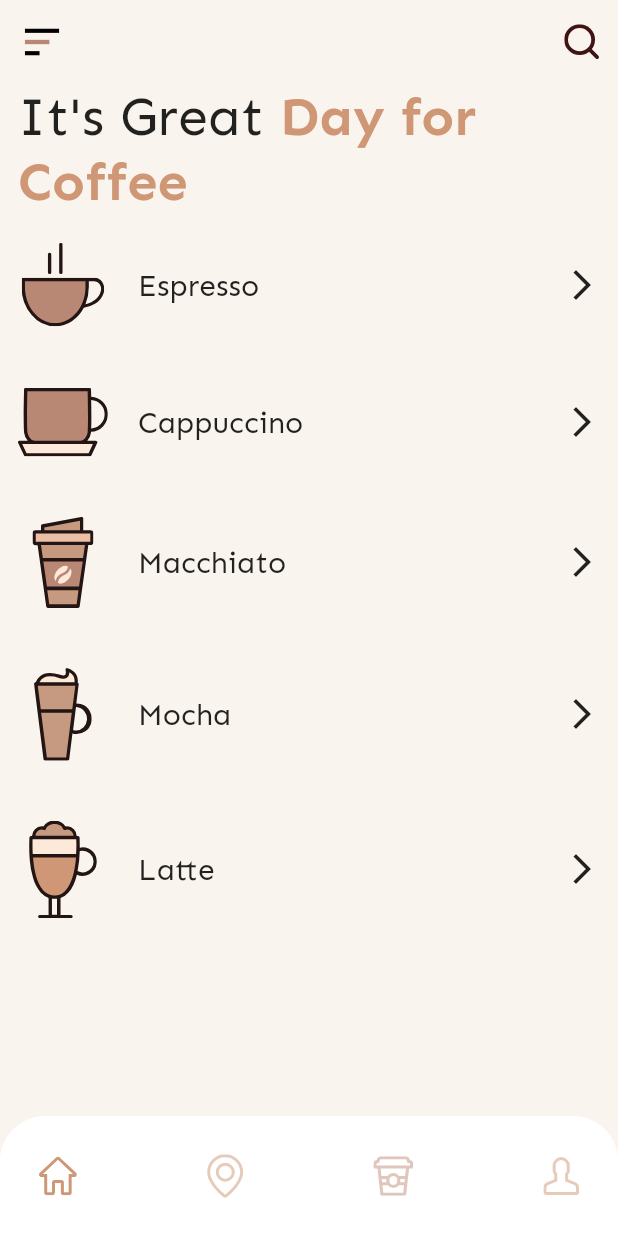
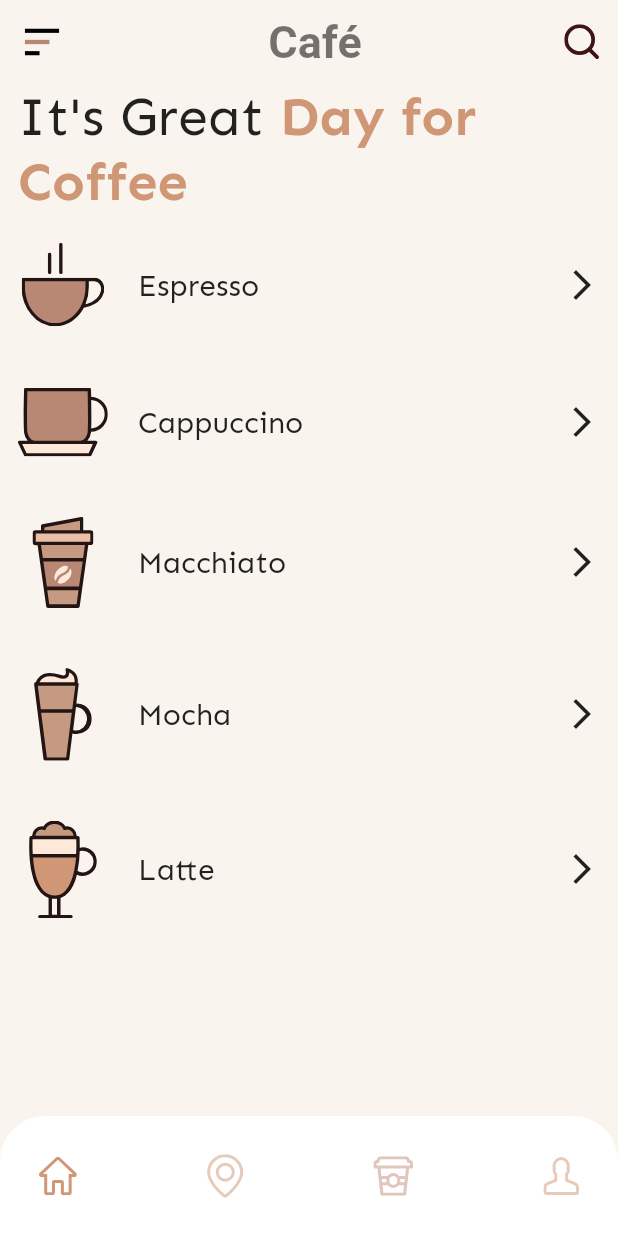
Before and after one commit to nidhiyashwanth/Cafe, a Flutter app: the screen it shows after launch, on a phone screen of 412 x 824 dp. Run offline on Flutter 3.47's test engine with Material 2 defaults, Android fonts, the phone set to English and light mode, and no system bars; our stand-ins replace flutter_svg.

Commit message:
Initial commit

```diff
--- a/lib/screens/home_screen/home_screen.dart
+++ b/lib/screens/home_screen/home_screen.dart
@@ -18,6 +18,19 @@ class _HomeScreenState extends State<HomeScreen> {
     return Scaffold(
       backgroundColor: kBackgroundColor,
       appBar: AppBar(
+        title: Center(
+          child: Container(
+            child: Text(
+              'Café',
+              textAlign: TextAlign.center,
+              style: TextStyle(
+                fontSize: 30.0,
+                fontWeight: FontWeight.bold,
+                color: Colors.black54,
+              ),
+            ),
+          ),
+        ),
         elevation: 0,
         backgroundColor: kBackgroundColor,
         leading: IconButton(
```
Also changed, not shown: 1 other file.
